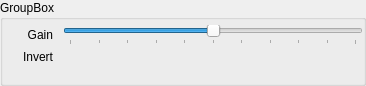
Above: modules/automation/projects/HilecGui/src/telecontrol/TelecontrolGamepadWidget.ui from OFFIS-Automation/Framework before the change. Below: the same form after it.
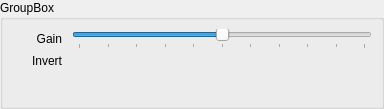
That is the form after the change.

Diff of the .ui file:
```diff
--- a/modules/automation/projects/HilecGui/src/telecontrol/TelecontrolGamepadWidget.ui
+++ b/modules/automation/projects/HilecGui/src/telecontrol/TelecontrolGamepadWidget.ui
@@ -6,8 +6,8 @@
    <rect>
     <x>0</x>
     <y>0</y>
-    <width>366</width>
-    <height>86</height>
+    <width>384</width>
+    <height>109</height>
    </rect>
   </property>
   <property name="windowTitle">
@@ -35,15 +35,6 @@
       <string>GroupBox</string>
      </property>
      <layout class="QVBoxLayout" name="verticalLayout_2">
-      <property name="leftMargin">
-       <number>0</number>
-      </property>
-      <property name="topMargin">
-       <number>5</number>
-      </property>
-      <property name="rightMargin">
-       <number>0</number>
-      </property>
       <item>
        <layout class="QFormLayout" name="formLayout">
         <property name="sizeConstraint">
```
